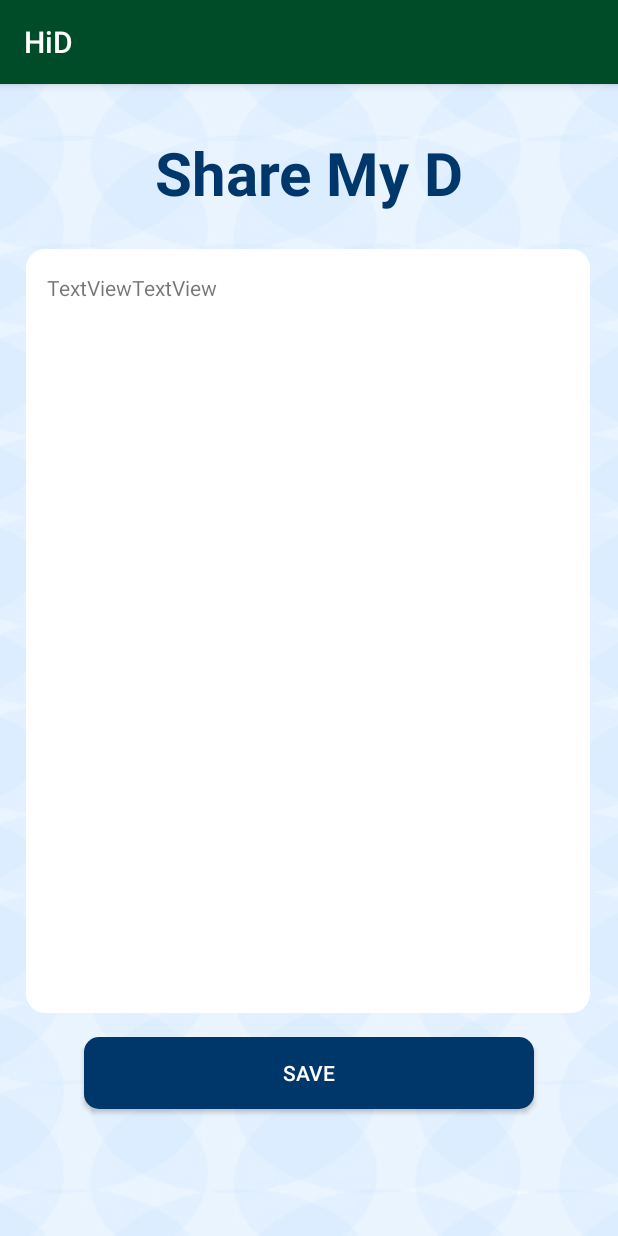
After one commit to FourSeasonK/HiD_Project, an Android app: the UpdateDForumActivity screen opened directly, with no data from a screen before it, on a phone screen of 412 x 824 dp. The commit adds this screen. Run offline under Robolectric (Android 15) with nearby library versions, the phone set to English and light mode, and no system bars.

Commit message:
Add design

```diff
--- a/HiD/app/src/main/AndroidManifest.xml
+++ b/HiD/app/src/main/AndroidManifest.xml
@@ -14,9 +14,12 @@
         android:theme="@style/Theme.HiD"
         tools:targetApi="31">
         <activity
+            android:name=".activities.UpdateDForumActivity"
+            android:exported="false" />
+        <activity
             android:name=".activities.ShareForumActivity"
             android:exported="false"
-            android:theme="@style/CommunicateTheme"/>
+            android:theme="@style/CommunicateTheme" />
         <activity
             android:name=".activities.ContactPeopleActivity"
             android:exported="false"
--- /dev/null
+++ b/HiD/app/src/main/java/com/example/hid/activities/UpdateDForumActivity.java
@@ -0,0 +1,16 @@
+package com.example.hid.activities;
+
+import androidx.appcompat.app.AppCompatActivity;
+
+import android.os.Bundle;
+
+import com.example.hid.R;
+
+public class UpdateDForumActivity extends AppCompatActivity {
+
+    @Override
+    protected void onCreate(Bundle savedInstanceState) {
+        super.onCreate(savedInstanceState);
+        setContentView(R.layout.activity_update_dforum);
+    }
+}
--- a/HiD/app/src/main/res/layout/activity_home.xml
+++ b/HiD/app/src/main/res/layout/activity_home.xml
@@ -116,6 +116,7 @@
         android:text="@string/homeCreateD"
         android:textColor="@color/pinkCircle"
         android:textSize="20sp"
+        android:textStyle="bold"
         app:layout_constraintEnd_toEndOf="parent"
         app:layout_constraintHorizontal_bias="0.698"
         app:layout_constraintStart_toStartOf="parent"
@@ -153,6 +154,7 @@
         android:text="@string/homeBoxBreath"
         android:textColor="@color/greenText"
         android:textSize="20sp"
+        android:textStyle="bold"
         app:layout_constraintEnd_toEndOf="parent"
         app:layout_constraintHorizontal_bias="0.139"
         app:layout_constraintStart_toStartOf="parent"
@@ -166,6 +168,7 @@
         android:text="@string/homeDonotBlame"
         android:textColor="@color/greenText"
         android:textSize="20sp"
+        android:textStyle="bold"
         app:layout_constraintEnd_toEndOf="parent"
         app:layout_constraintHorizontal_bias="0.107"
         app:layout_constraintStart_toStartOf="parent"
@@ -225,6 +228,7 @@
         android:text="@string/homeContactP"
         android:textColor="@color/blueText"
         android:textSize="20sp"
+        android:textStyle="bold"
         app:layout_constraintEnd_toEndOf="parent"
         app:layout_constraintHorizontal_bias="0.313"
         app:layout_constraintStart_toStartOf="parent"
@@ -238,6 +242,7 @@
         android:text="@string/homeShareD"
         android:textColor="@color/blueText"
         android:textSize="20sp"
+        android:textStyle="bold"
         app:layout_constraintEnd_toEndOf="parent"
         app:layout_constraintHorizontal_bias="0.318"
         app:layout_constraintStart_toStartOf="parent"
--- a/HiD/app/src/main/res/layout/activity_shareforum.xml
+++ b/HiD/app/src/main/res/layout/activity_shareforum.xml
@@ -8,7 +8,7 @@
     tools:context=".activities.ShareForumActivity">
 
     <ImageView
-        android:id="@+id/imageView2"
+        android:id="@+id/imgSDFBack"
         android:layout_width="384dp"
         android:layout_height="509dp"
         android:layout_marginTop="24dp"
@@ -16,7 +16,7 @@
         app:layout_constraintHorizontal_bias="0.481"
         app:layout_constraintStart_toStartOf="parent"
         app:layout_constraintTop_toBottomOf="@+id/txtDBTitle"
-        app:srcCompat="@drawable/blueback2" />
+        app:srcCompat="@drawable/sharemydback" />
 
     <TextView
         android:id="@+id/txtDBTitle"
@@ -43,7 +43,7 @@
         app:layout_constraintEnd_toEndOf="parent"
         app:layout_constraintHorizontal_bias="0.5"
         app:layout_constraintStart_toStartOf="parent"
-        app:layout_constraintTop_toBottomOf="@+id/imageView2" />
+        app:layout_constraintTop_toBottomOf="@+id/imgSDFBack" />
 
     <androidx.recyclerview.widget.RecyclerView
         android:id="@+id/SBrecyclerview"
--- /dev/null
+++ b/HiD/app/src/main/res/layout/activity_update_dforum.xml
@@ -0,0 +1,91 @@
+<?xml version="1.0" encoding="utf-8"?>
+<androidx.constraintlayout.widget.ConstraintLayout xmlns:android="http://schemas.android.com/apk/res/android"
+    xmlns:app="http://schemas.android.com/apk/res-auto"
+    xmlns:tools="http://schemas.android.com/tools"
+    android:layout_width="match_parent"
+    android:layout_height="match_parent"
+    android:background="@drawable/blueback"
+    tools:context=".activities.UpdateDForumActivity">
+
+    <TextView
+        android:id="@+id/txtUPDTitle"
+        android:layout_width="wrap_content"
+        android:layout_height="wrap_content"
+        android:layout_marginTop="32dp"
+        android:text="@string/UPDMainTitle"
+        android:textColor="@color/deepBlue"
+        android:textSize="40dp"
+        android:textStyle="bold"
+        app:layout_constraintEnd_toEndOf="parent"
+        app:layout_constraintHorizontal_bias="0.5"
+        app:layout_constraintStart_toStartOf="parent"
+        app:layout_constraintTop_toTopOf="parent" />
+
+    <ImageView
+        android:id="@+id/imgUPDBack"
+        android:layout_width="384dp"
+        android:layout_height="509dp"
+        android:layout_marginTop="24dp"
+        app:layout_constraintEnd_toEndOf="parent"
+        app:layout_constraintHorizontal_bias="0.481"
+        app:layout_constraintStart_toStartOf="parent"
+        app:layout_constraintTop_toBottomOf="@+id/txtUPDTitle"
+        app:srcCompat="@drawable/sharemydback" />
+
+
+    <Button
+        android:id="@+id/btnUPDSave"
+        android:layout_width="300dp"
+        android:layout_height="wrap_content"
+        android:layout_marginTop="16dp"
+        android:background="@drawable/btn_bg_blue"
+        android:text="@string/btnUPDSave"
+        android:textColor="@color/white"
+        app:layout_constraintEnd_toEndOf="parent"
+        app:layout_constraintHorizontal_bias="0.5"
+        app:layout_constraintStart_toStartOf="parent"
+        app:layout_constraintTop_toBottomOf="@+id/imgUPDBack" />
+
+    <TableLayout
+        android:layout_width="350dp"
+        android:layout_height="481dp"
+        android:layout_marginTop="40dp"
+        app:layout_constraintEnd_toEndOf="parent"
+        app:layout_constraintStart_toStartOf="parent"
+        app:layout_constraintTop_toBottomOf="@+id/txtUPDTitle">
+
+        <TableRow
+            android:layout_width="match_parent"
+            android:layout_height="match_parent">
+
+            <TextView
+                android:id="@+id/textView"
+                android:layout_width="wrap_content"
+                android:layout_height="wrap_content"
+                android:text="TextView" />
+
+            <TextView
+                android:id="@+id/textView2"
+                android:layout_width="wrap_content"
+                android:layout_height="wrap_content"
+                android:text="TextView" />
+        </TableRow>
+
+        <TableRow
+            android:layout_width="match_parent"
+            android:layout_height="match_parent" />
+
+        <TableRow
+            android:layout_width="match_parent"
+            android:layout_height="match_parent" />
+
+        <TableRow
+            android:layout_width="match_parent"
+            android:layout_height="match_parent" />
+
+        <TableRow
+            android:layout_width="match_parent"
+            android:layout_height="match_parent" />
+    </TableLayout>
+
+</androidx.constraintlayout.widget.ConstraintLayout>
--- a/HiD/app/src/main/res/values/colors.xml
+++ b/HiD/app/src/main/res/values/colors.xml
@@ -19,4 +19,6 @@
     <color name="deepBlue">#00376A</color>
     <color name="backLightBlue">#DFF0FF</color>
     <color name="backMidBlue">#BFE0FF</color>
+    <color name="tableDeepBlue">#527BA2</color>
+    <color name="tableLightBlue">#DFF0FF</color>
 </resources>
--- a/HiD/app/src/main/res/values/strings.xml
+++ b/HiD/app/src/main/res/values/strings.xml
@@ -71,4 +71,18 @@
     <string name="SFDateHeader">Date</string>
     <string name="SFReactionHeader">Reaction</string>
 
+<!--    update my D -->
+    <string name="UPDMainTitle">Share My D</string>
+    <string name="UPDNameLabel">Name</string>
+    <string name="UPDName">Name Here</string>
+    <string name="UPDTitleLabel">Title</string>
+    <string name="UPDTitle">Title Here</string>
+    <string name="UPDDateLabel">Date</string>
+    <string name="UPDDate">Date Here</string>
+    <string name="UPDContentsLabel">Contents</string>
+    <string name="UPDContents">Contents Here</string>
+    <string name="UPDImageLabel">Image</string>
+    <string name="UPDImgUpload">Upload</string>
+    <string name="btnUPDSave">Save</string>
+
 </resources>
```
Also changed, not shown: HiD/app/src/main/res/drawable/sharemydback.png (added).
